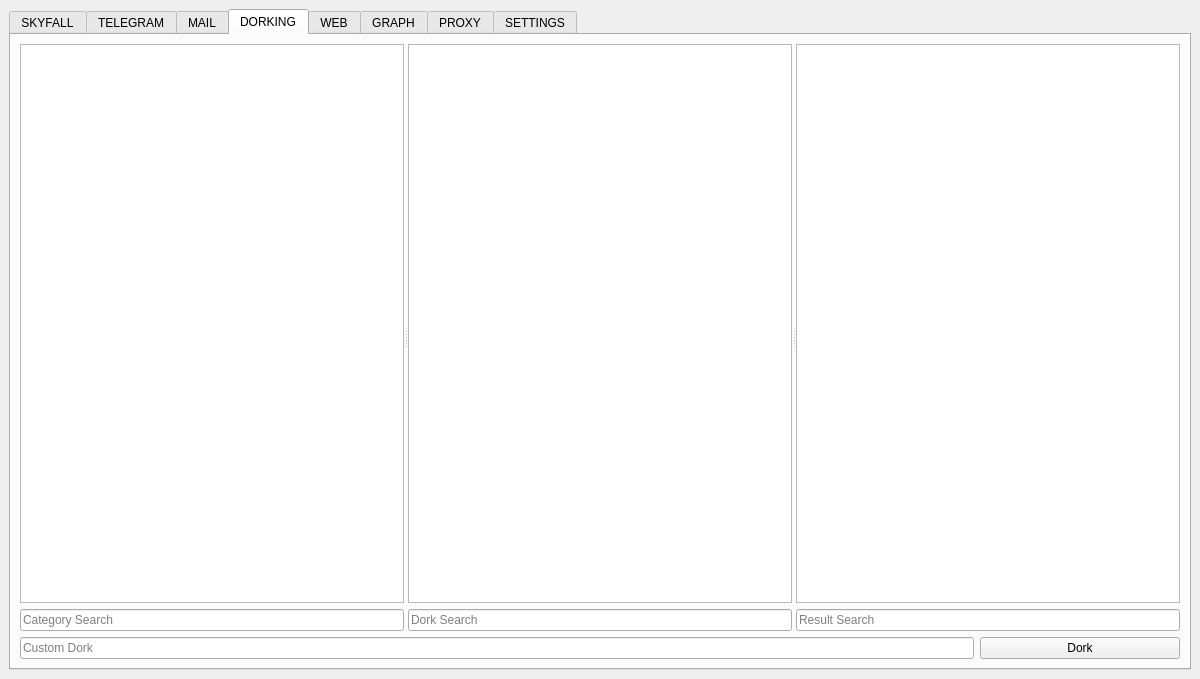
Nighty3098/SkyFall, file resources/form.ui: the form before one commit.
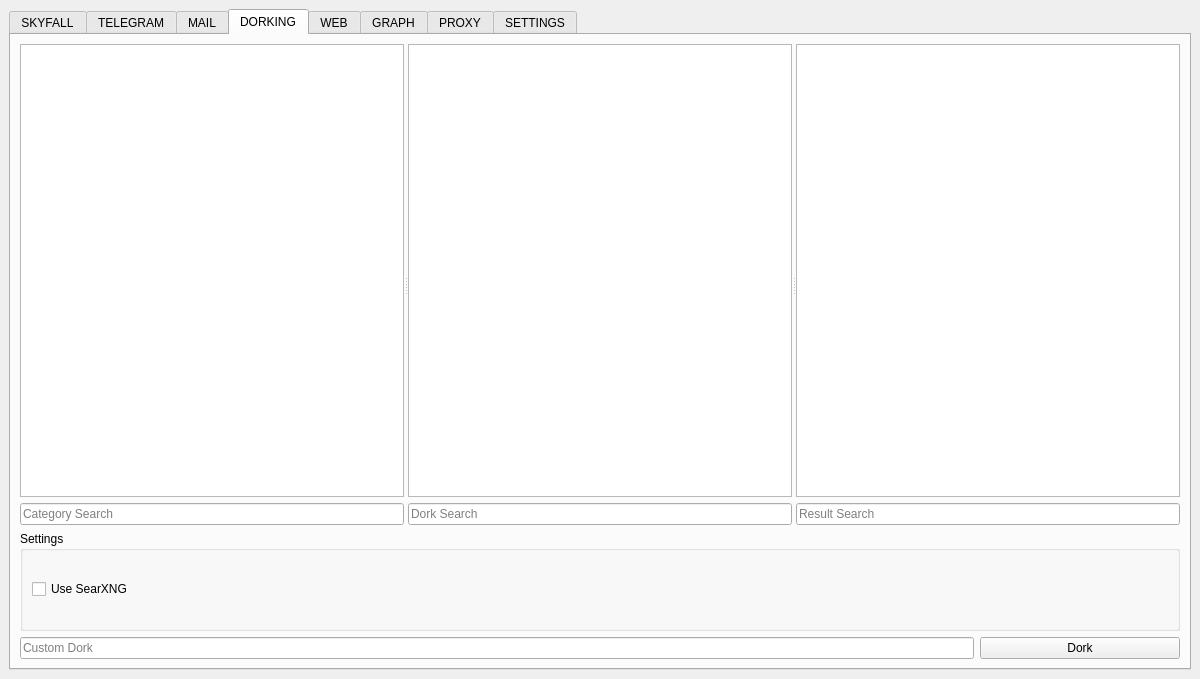
The form after the commit. The open tabs and pages were chosen to show the change.

Commit message: Add checkbox to using searxng in dorking

What changed in the file:
```diff
--- a/resources/form.ui
+++ b/resources/form.ui
@@ -637,6 +637,28 @@
             </widget>
            </widget>
           </item>
+          <item row="1" column="0" colspan="3">
+           <widget class="QGroupBox" name="groupBox_5">
+            <property name="maximumSize">
+             <size>
+              <width>16777215</width>
+              <height>100</height>
+             </size>
+            </property>
+            <property name="title">
+             <string>Settings</string>
+            </property>
+            <layout class="QVBoxLayout" name="verticalLayout_21">
+             <item>
+              <widget class="QCheckBox" name="useSearxngCheck">
+               <property name="text">
+                <string>Use SearXNG</string>
+               </property>
+              </widget>
+             </item>
+            </layout>
+           </widget>
+          </item>
          </layout>
         </item>
        </layout>
```
The commit also changes 3 other files.
